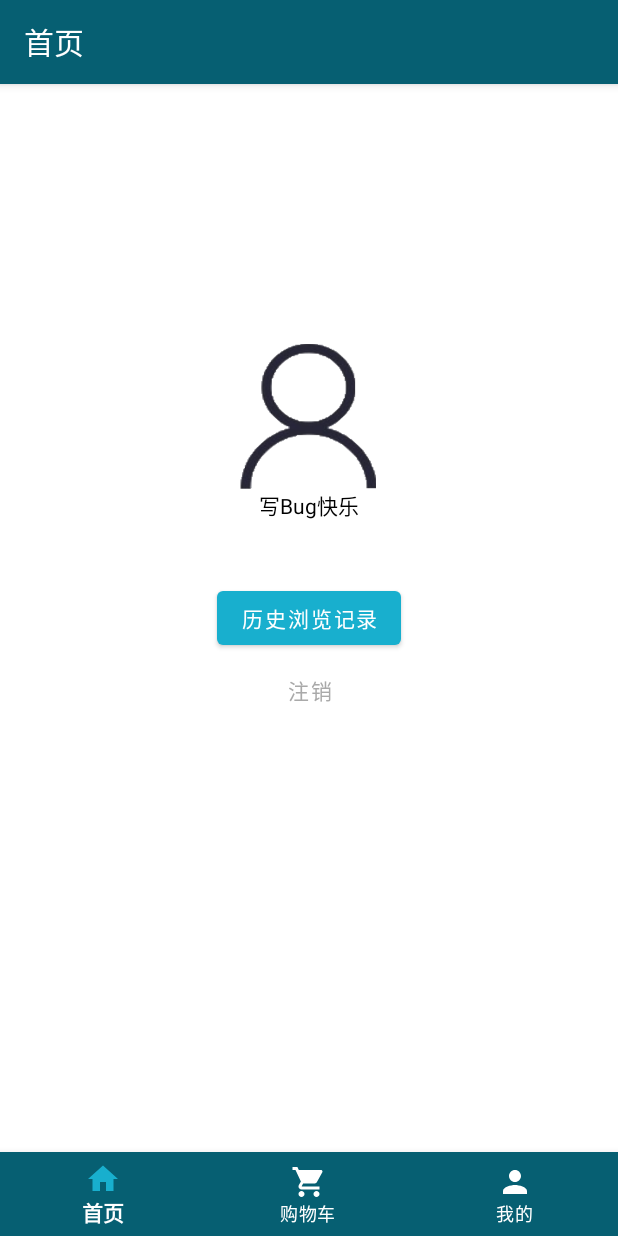
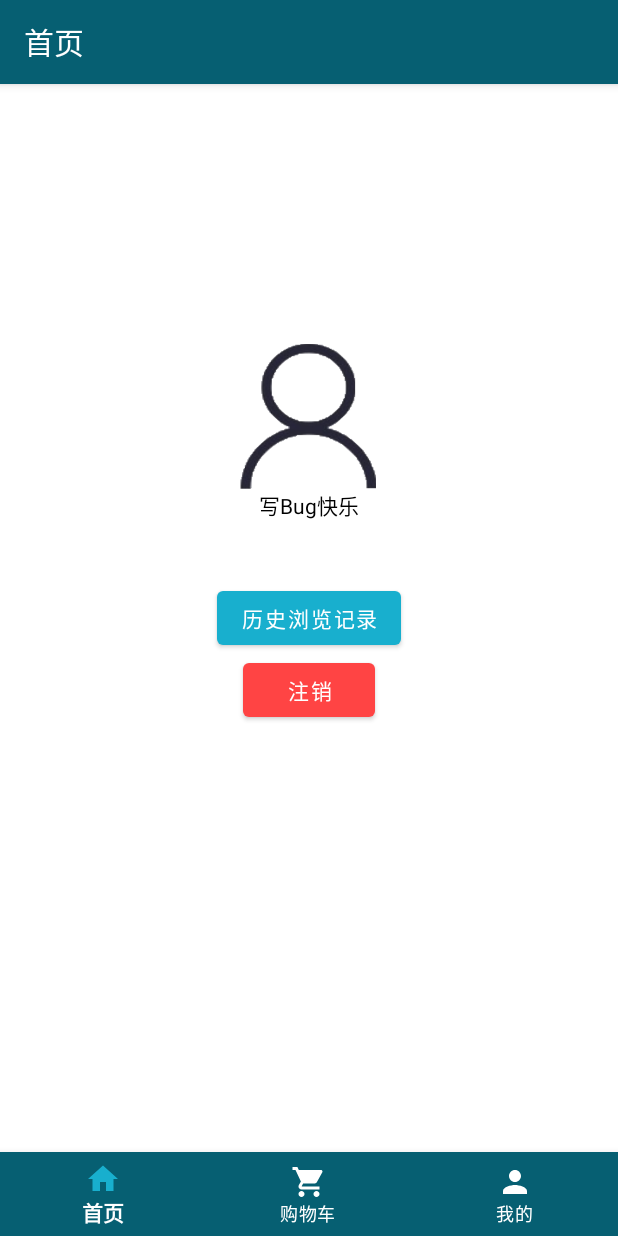
Before and after one commit to Haylen-Z/taohub, an Android app: the fragment MineFragment placed in its activity, on a phone screen of 412 x 824 dp. Run offline under Robolectric (Android 15) with nearby library versions, the phone set to English and light mode, and no system bars; our stand-ins replace Room's generated code, RxJava; 2 statements that could not run were skipped.

Commit message:
将注销按钮改为红色

```diff
--- a/app/src/main/res/layout/fragment_mine.xml
+++ b/app/src/main/res/layout/fragment_mine.xml
@@ -43,9 +43,8 @@
             android:id="@+id/logout"
             android:layout_width="wrap_content"
             android:layout_height="wrap_content"
-            style="@style/Widget.MaterialComponents.Button.TextButton"
+            app:backgroundTint="@android:color/holo_red_light"
             android:layout_below="@+id/history"
-            android:textColor="#A9A9A9"
             android:layout_centerHorizontal="true"/>
 
     </com.google.android.material.circularreveal.CircularRevealRelativeLayout>
--- a/app/src/main/res/values/styles.xml
+++ b/app/src/main/res/values/styles.xml
@@ -30,4 +30,8 @@
         <item name="android:windowBackground">@mipmap/cart</item>
     </style>
 
+    <style name="warn" parent="Theme.MaterialComponents.Light.NoActionBar">
+        <item name="colorAccent">@android:color/holo_red_light</item>
+    </style>
+
 </resources>
```
